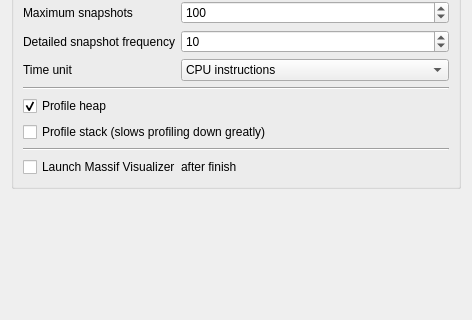
Before: the Qt Designer form tools/massif/configpage.ui in KDE/kdev-valgrind, drawn with Qt 5; both pictures show x 0 to 472 and y 140 to 460 of the 472 by 460 pixel window.
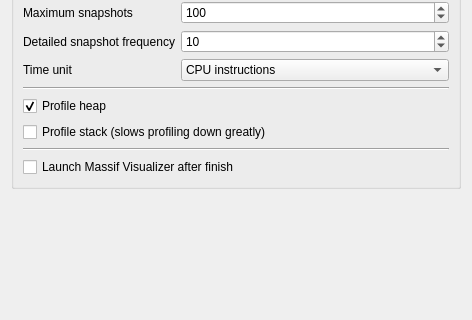
After: the same form once the commit is applied.

```diff
--- a/tools/massif/configpage.ui
+++ b/tools/massif/configpage.ui
@@ -225,7 +225,7 @@
       <item>
        <widget class="QCheckBox" name="launchMassifVisualizer">
         <property name="text">
-         <string>Launch Massif Visualizer  after finish</string>
+         <string>Launch Massif Visualizer after finish</string>
         </property>
        </widget>
       </item>
```
Left out of the diff: 4 changed lines with no effect on the pictures.
